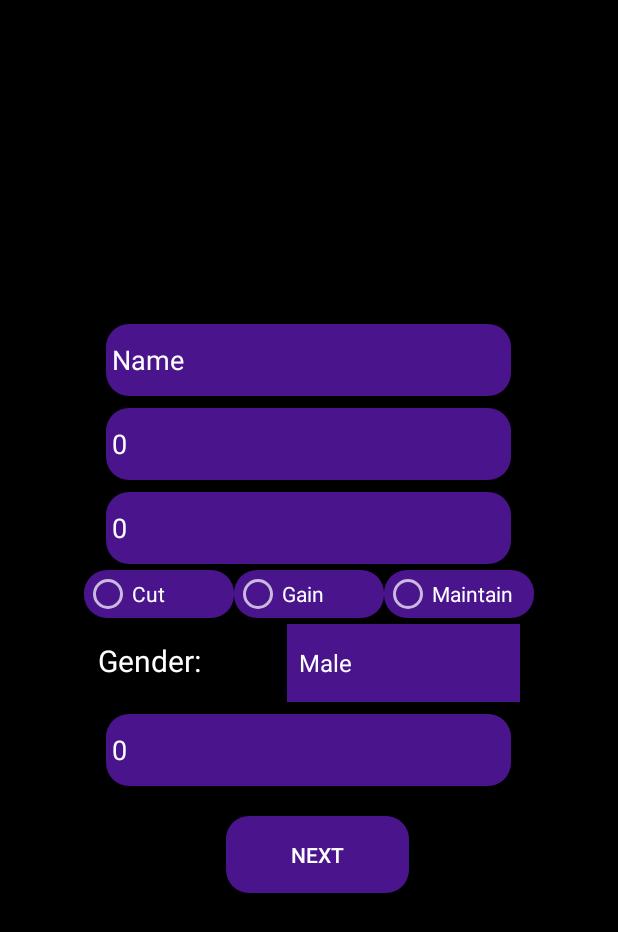
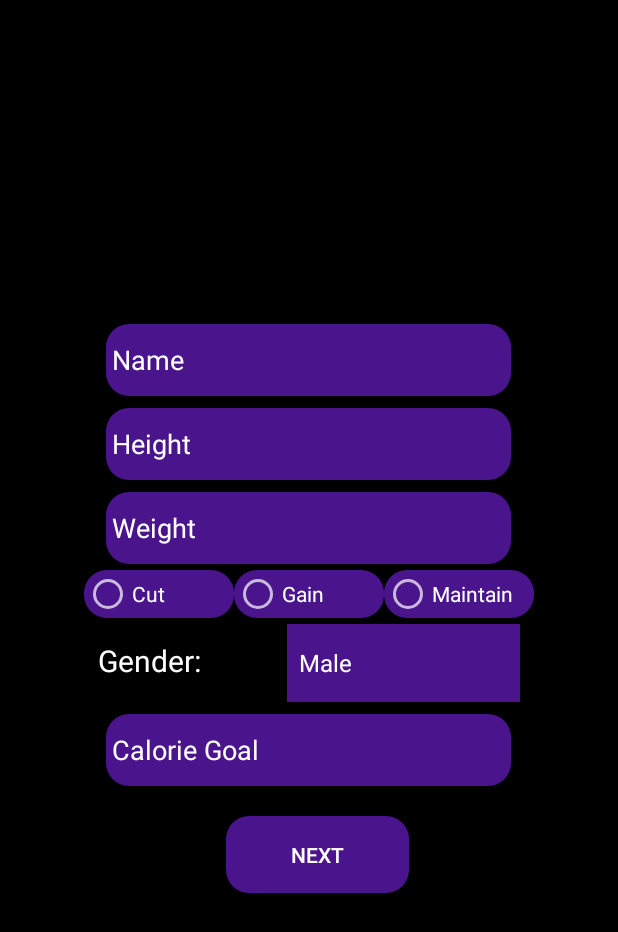
Before and after one commit to CharlesC234/MobileDeviceAppsProject, an Android app: the screen it shows after launch (LoginActivity), on a phone screen of 412 x 824 dp. Shown: the top 932 px of the screen. Run offline under Robolectric (Android 15) with nearby library versions, the phone set to English and light mode, and no system bars.

Commit message:
Fixed some stuff with the shared preferences. Now it's showing hint text for everything.

```diff
--- a/TeamProject/app/src/main/java/edu/floridapoly/mobiledeviceapps/fall23/cahillcharles/TeamProject/LoginActivity.java
+++ b/TeamProject/app/src/main/java/edu/floridapoly/mobiledeviceapps/fall23/cahillcharles/TeamProject/LoginActivity.java
@@ -54,9 +54,9 @@ public class LoginActivity extends AppCompatActivity implements AdapterView.OnIt
 
         // Retrieve values from shared preferences and set them to the respective TextViews
         uploadNameTextView.setText(sharedPreferences.getString(getString(R.string.name_key), ""));
-        uploadHeightTextView.setText(String.valueOf(sharedPreferences.getInt(getString(R.string.height_key), 0)));
-        uploadWeightTextView.setText(String.valueOf(sharedPreferences.getInt(getString(R.string.weight_key), 0)));
-        uploadCalorieTextView.setText(String.valueOf(sharedPreferences.getInt(getString(R.string.calorie_key), 0)));
+        uploadHeightTextView.setText(String.valueOf(sharedPreferences.getString(getString(R.string.height_key), "")));
+        uploadWeightTextView.setText(String.valueOf(sharedPreferences.getString(getString(R.string.weight_key), "")));
+        uploadCalorieTextView.setText(String.valueOf(sharedPreferences.getString(getString(R.string.calorie_key), "")));
 
         // Create an ArrayAdapter for the spinner
         ArrayAdapter<CharSequence> adapter = ArrayAdapter.createFromResource(
```
Also changed, not shown: 350 other files.
